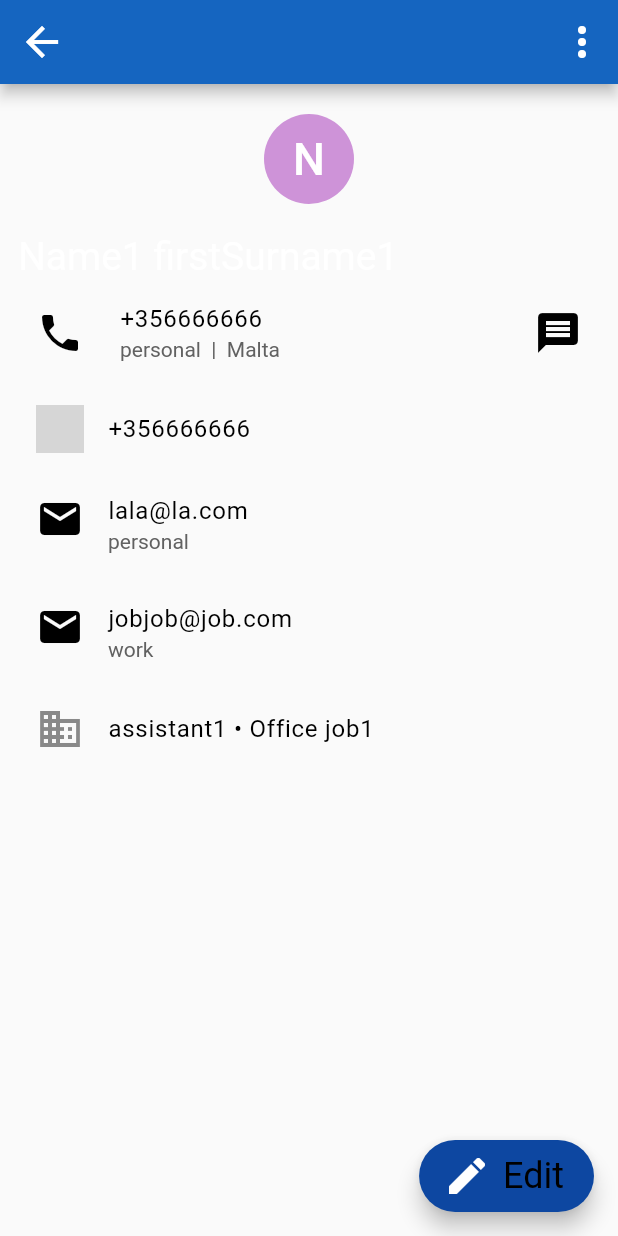
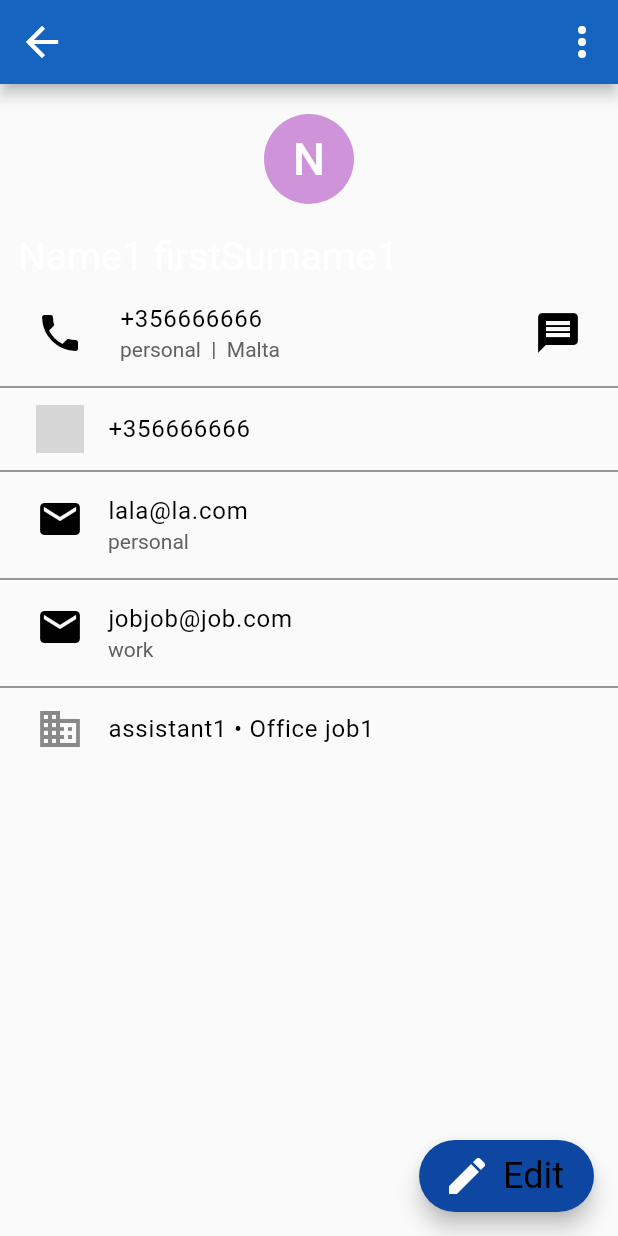
Before and after one commit to Cavitedev/score_contacts, a Flutter app: the ViewContactPage screen opened directly with sample values from the repository, on a phone screen of 412 x 824 dp. Run offline on Flutter 3.47's test engine with Material 2 defaults, Android fonts, the phone set to English and light mode, and no system bars; our stand-ins replace another_flushbar, auto_route, bloc, cloud_firestore, dartz, firebase_auth and 11 more; missing offline and left inert: cloud_firestore_web, firebase_auth_web, firebase_core_web, firebase_storage_web, get_contacts, google_sign_in_web and 2 more; accounts and stored records are empty; statements that could not run were skipped; project files that could hold a hidden picture were left out; grey boxes are pictures that could not be loaded.

Commit message:
:sparkles: Add divider to view contact data

```diff
--- a/lib/core/theme_manager.dart
+++ b/lib/core/theme_manager.dart
@@ -20,7 +20,7 @@ ThemeData lightTheme = ThemeData.light().copyWith(
     ),
     elevation: 4,
   ),
-  dividerColor: const Color.fromRGBO(20, 20, 20, 1),
+  dividerColor: const Color.fromRGBO(50, 50, 50, 1),
   highlightColor: Colors.blueAccent[700],
   focusColor: Colors.blueAccent[400],
   textSelectionTheme: TextSelectionThemeData(
@@ -65,7 +65,7 @@ ThemeData darkTheme = ThemeData.dark().copyWith(
     ),
     elevation: 4,
   ),
-  dividerColor: const Color.fromRGBO(20, 20, 20, 1),
+  dividerColor: const Color.fromRGBO(100, 100, 100, 1),
   highlightColor: Colors.blueAccent[700],
   focusColor: Colors.grey[600],
   textSelectionTheme: TextSelectionThemeData(
--- a/lib/domain/user/contacts_data/properties/company.dart
+++ b/lib/domain/user/contacts_data/properties/company.dart
@@ -11,7 +11,7 @@ class Company with _$Company {
     String? title,
   }) = _Company;
 
-  bool isEmpty() => (name?.isEmpty ?? false) && (title?.isEmpty ?? false);
+  bool isEmpty() => (name?.isEmpty ?? true) && (title?.isEmpty ?? true);
 
   factory Company.empty() {
     return const Company();
--- a/lib/main.dart
+++ b/lib/main.dart
@@ -67,7 +67,7 @@ class MyApp extends StatelessWidget {
               ),
               elevation: 4,
             ),
-            dividerColor: const Color.fromRGBO(20, 20, 20, 1),
+            dividerColor: const Color.fromRGBO(100, 100, 100, 1),
             highlightColor: Colors.blueAccent[700],
             focusColor: Colors.grey[600],
             textSelectionTheme: TextSelectionThemeData(
--- a/lib/presentation/contacts/view_contact/view_contact_scaffold.dart
+++ b/lib/presentation/contacts/view_contact/view_contact_scaffold.dart
@@ -65,28 +65,7 @@ class ViewContactScaffold extends StatelessWidget {
               style: Theme.of(context).textTheme.headline3,
             ),
           ),
-          ...listOfPhones(
-            contact: contact,
-            onAppMessage: (phone, app) {
-              context.read<ViewContactBloc>().add(
-                    ViewContactEvent.sendMessageThroughApp(
-                        phone: phone,
-                        region: context.read<AppManagerCubit>().state.region,
-                        app: app),
-                  );
-            },
-          ),
-          ...listLabelObjectWidget(
-            contact: contact,
-            typeLabelObject: Email,
-            icon: Icons.mail,
-            onTap: (mail) {
-              context
-                  .read<ViewContactBloc>()
-                  .add(ViewContactEvent.sendMail(mail.value!));
-            },
-          ),
-          ...listCompanyWidget(companies: contact.companies),
+          ..._buildListOfFields(context)
         ],
       ),
       floatingActionButton: FloatingActionButton.extended(
@@ -126,4 +105,33 @@ class ViewContactScaffold extends StatelessWidget {
       ],
     );
   }
+
+  List<Widget> _buildListOfFields(BuildContext context) {
+    return ListTile.divideTiles(
+        context: context
+        ,tiles: [
+      ...listOfPhones(
+        contact: contact,
+        onAppMessage: (phone, app) {
+          context.read<ViewContactBloc>().add(
+                ViewContactEvent.sendMessageThroughApp(
+                    phone: phone,
+                    region: context.read<AppManagerCubit>().state.region,
+                    app: app),
+              );
+        },
+      ),
+      ...listLabelObjectWidget(
+        contact: contact,
+        typeLabelObject: Email,
+        icon: Icons.mail,
+        onTap: (mail) {
+          context
+              .read<ViewContactBloc>()
+              .add(ViewContactEvent.sendMail(mail.value!));
+        },
+      ),
+      ...listCompanyWidget(companies: contact.companies),
+    ]).toList();
+  }
 }
```
